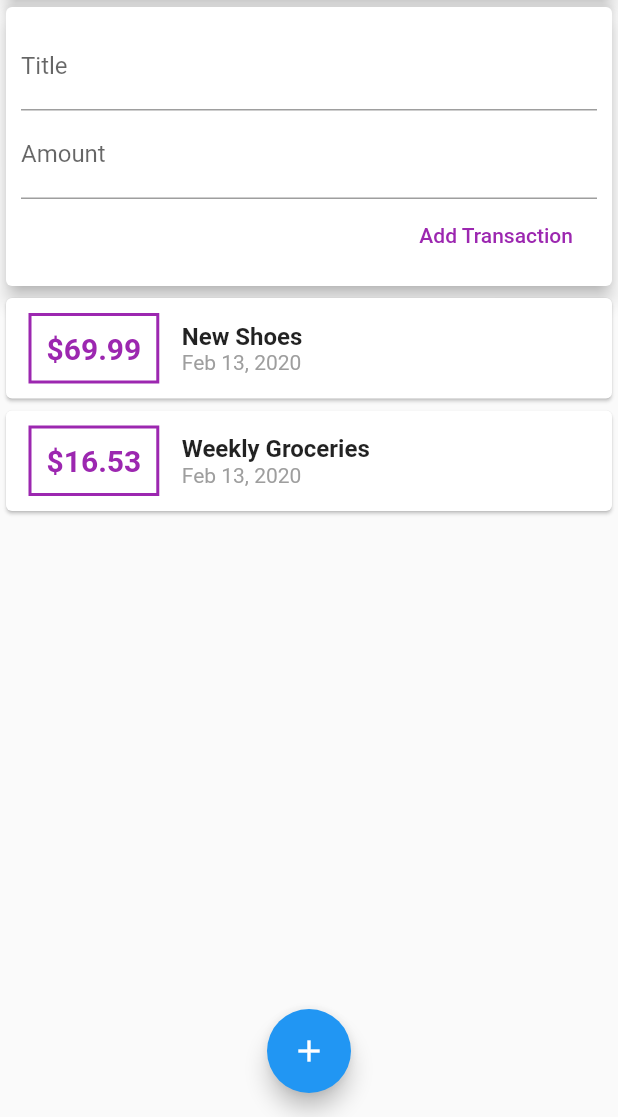
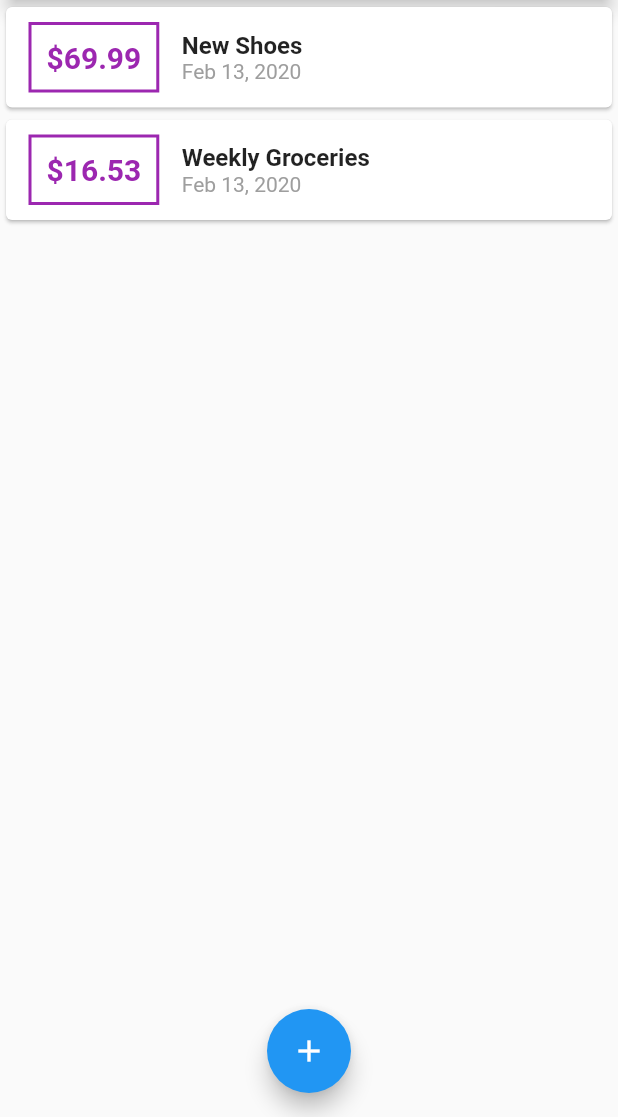
Before and after one commit to fritter/personal_expenses, a Flutter app: the screen it shows after launch, on a phone screen of 412 x 824 dp, the part 119-1236 px from its top. Run offline on Flutter 3.47's test engine with Material 2 defaults, Android fonts, the phone set to English and light mode, and no system bars.

```diff
--- a/lib/main.dart
+++ b/lib/main.dart
@@ -1,6 +1,8 @@
 import 'package:flutter/material.dart';
 
-import './widgets/user_transactions.dart';
+import './widgets/new_transaction.dart';
+import './widgets/transaction_list.dart';
+import './models/transaction.dart';
 
 void main() => runApp(MyApp());
 
@@ -8,14 +10,59 @@ class MyApp extends StatelessWidget {
   @override
   Widget build(BuildContext context) {
     return MaterialApp(
-      debugShowCheckedModeBanner: false,
       title: 'Flutter App',
       home: MyHomePage(),
     );
   }
 }
 
-class MyHomePage extends StatelessWidget {
+class MyHomePage extends StatefulWidget {
+  @override
+  _MyHomePageState createState() => _MyHomePageState();
+}
+
+class _MyHomePageState extends State<MyHomePage> {
+  final List<Transaction> _userTransactions = [
+    Transaction(
+      id: 't1',
+      title: 'New Shoes',
+      amount: 69.99,
+      date: DateTime.now(),
+    ),
+    Transaction(
+      id: 't2',
+      title: 'Weekly Groceries',
+      amount: 16.53,
+      date: DateTime.now(),
+    ),
+  ];
+
+  void _addNewTransaction(String txTitle, double txAmount) {
+    final newTx = Transaction(
+      title: txTitle,
+      amount: txAmount,
+      date: DateTime.now(),
+      id: DateTime.now().toString(),
+    );
+
+    setState(() {
+      _userTransactions.add(newTx);
+    });
+  }
+
+  void _startAddNewTransaction(BuildContext ctx) {
+    showModalBottomSheet(
+      context: ctx,
+      builder: (_) {
+        return GestureDetector(
+          onTap: () {},
+          child: NewTransaction(_addNewTransaction),
+          behavior: HitTestBehavior.opaque,
+        );
+      },
+    );
+  }
+
   @override
   Widget build(BuildContext context) {
     return Scaffold(
@@ -24,7 +71,7 @@ class MyHomePage extends StatelessWidget {
         actions: <Widget>[
           IconButton(
             icon: Icon(Icons.add),
-            onPressed: () {},
+            onPressed: () => _startAddNewTransaction(context),
           ),
         ],
       ),
@@ -40,14 +87,14 @@ class MyHomePage extends StatelessWidget {
                 elevation: 5,
               ),
             ),
-            UserTransactions(),
+            TransactionList(_userTransactions),
           ],
         ),
       ),
       floatingActionButtonLocation: FloatingActionButtonLocation.centerFloat,
       floatingActionButton: FloatingActionButton(
         child: Icon(Icons.add),
-        onPressed: () {},
+        onPressed: () => _startAddNewTransaction(context),
       ),
     );
   }
--- a/lib/widgets/user_transactions.dart
+++ /dev/null
@@ -1,50 +0,0 @@
-import 'package:flutter/material.dart';
-
-import './new_transaction.dart';
-import './transaction_list.dart';
-import '../models/transaction.dart';
-
-class UserTransactions extends StatefulWidget {
-  @override
-  _UserTransactionsState createState() => _UserTransactionsState();
-}
-
-class _UserTransactionsState extends State<UserTransactions> {
-  final List<Transaction> _userTransactions = [
-    Transaction(
-      id: 'T1',
-      title: 'New Shoes',
-      amount: 69.99,
-      date: DateTime.now(),
-    ),
-    Transaction(
-      id: 'T2',
-      title: 'Weekly Groceries',
-      amount: 16.53,
-      date: DateTime.now(),
-    ),
-  ];
-
-  void _addNewTransaction(String txTitle, double txAmount) {
-    final NewTx = Transaction(
-      id: DateTime.now().toString(),
-      title: txTitle,
-      amount: txAmount,
-      date: DateTime.now(),
-    );
-
-    setState(() {
-      _userTransactions.add(NewTx);
-    });
-  }
-
-  @override
-  Widget build(BuildContext context) {
-    return Column(
-      children: <Widget>[
-        NewTransaction(_addNewTransaction),
-        TransactionList(_userTransactions),
-      ],
-    );
-  }
-}
```
